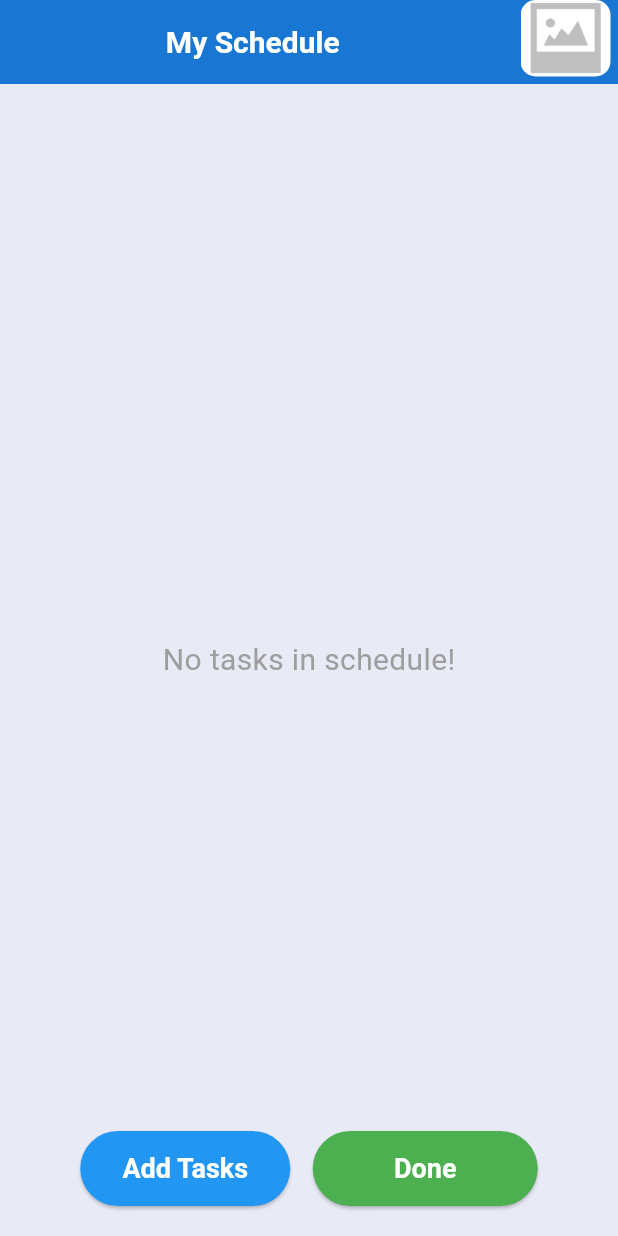
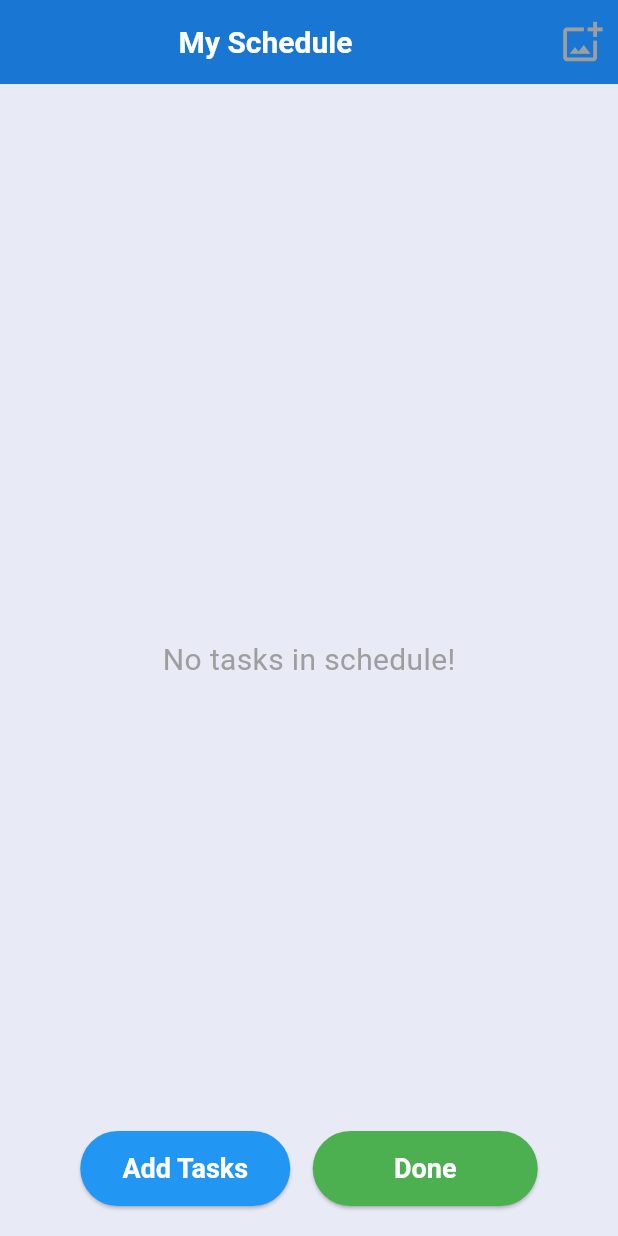
Before and after one commit to SukanyaDas2021/schedule_builder, a Flutter app: the screen it shows after launch, on a phone screen of 412 x 824 dp. Run offline on Flutter 3.47's test engine with Material 3 defaults, Android fonts, the phone set to English and light mode, and no system bars; our stand-ins replace image_picker, sqflite; accounts and stored records are empty; Roboto replaces fonts that are missing (range).

Commit message:
modified app bar

```diff
--- a/lib/schedule.dart
+++ b/lib/schedule.dart
@@ -255,6 +255,36 @@ class _ScheduleState extends State<Schedule> {
     }
   }
 
+  Future<void> _showImageOptionsDialog() async {
+    showDialog(
+      context: context,
+      builder: (BuildContext context) {
+        return AlertDialog(
+          title: const Text("Image Options"),
+          content: const Text("Would you like to edit or clear the image?"),
+          actions: [
+            TextButton(
+              onPressed: () {
+                Navigator.pop(context); // Close the dialog
+                _pickAppBarImage(); // Allow the user to pick a new image
+              },
+              child: const Text("Edit"),
+            ),
+            TextButton(
+              onPressed: () {
+                setState(() {
+                  _appBarImagePath = ''; // Clear the image
+                });
+                Navigator.pop(context); // Close the dialog
+              },
+              child: const Text("Clear"),
+            ),
+          ],
+        );
+      },
+    );
+  }
+
   @override
   Widget build(BuildContext context) {
     return Scaffold(
@@ -382,6 +412,22 @@ class _ScheduleState extends State<Schedule> {
                               ),
                             ),
                           ),
+                        const SizedBox(width: 10),
+                        ElevatedButton(
+                          onPressed: _toggleTaskInput,
+                          child: const Text(
+                              'Cancel',
+                            style: TextStyle(color: Colors.white, fontSize: 16),
+                          ),
+                          style: ElevatedButton.styleFrom(
+                            backgroundColor: Colors.red,
+                            shape: RoundedRectangleBorder(
+                              borderRadius: BorderRadius.circular(8.0),
+                            ),
+                            padding: const EdgeInsets.symmetric(horizontal: 24, vertical: 12),
+                            elevation: 4.0,
+                          ),
+                        ),
                       ],
                     ),
                     const SizedBox(height: 10), // Add some space between buttons
@@ -523,32 +569,22 @@ class _ScheduleState extends State<Schedule> {
       ),
       actions: [
         const SizedBox(width: 10),
-        Padding(
-          padding: const EdgeInsets.only(right: 5.0, bottom: 5),
-          child: GestureDetector(
-            onTap: () {
-              if (_addingTasks) {
-                _pickAppBarImage();
-              }
-            },
-            child: Container(
-              height: 60,
-              width: 60,
-              child: ClipRRect(
-                borderRadius: BorderRadius.circular(10),
-                child: _appBarImagePath.isNotEmpty
-                    ? Image.file(
-                  File(_appBarImagePath),
-                  fit: BoxFit.cover,
-                )
-                    : Image.asset(
-                  'assets/blank_image.png',
-                  fit: BoxFit.cover,
-                ),
+        if (_appBarImagePath.isNotEmpty)
+          GestureDetector(
+            onTap: _showImageOptionsDialog,
+            child: Padding(
+              padding: const EdgeInsets.all(8.0),
+              child: Image.file(
+                File(_appBarImagePath),
+                fit: BoxFit.cover,
               ),
             ),
+          )
+        else
+          IconButton(
+            icon: Icon(Icons.add_photo_alternate_outlined , size: 30, color: Colors.grey),
+            onPressed: _pickAppBarImage,
           ),
-        ),
       ],
     );
   }
```
